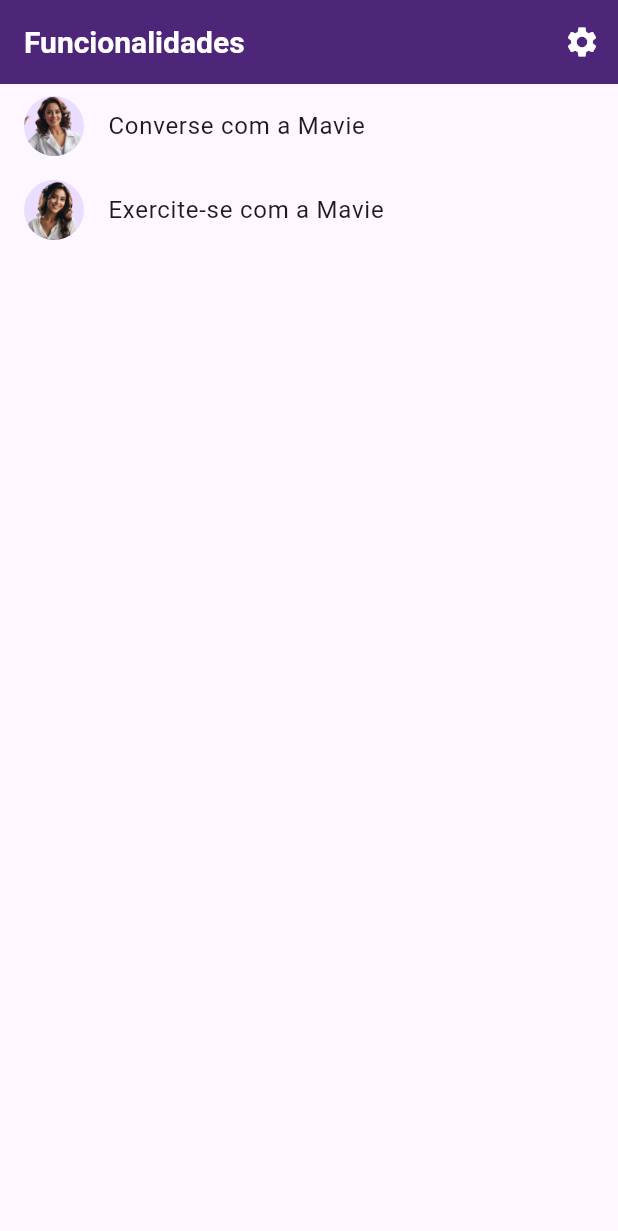
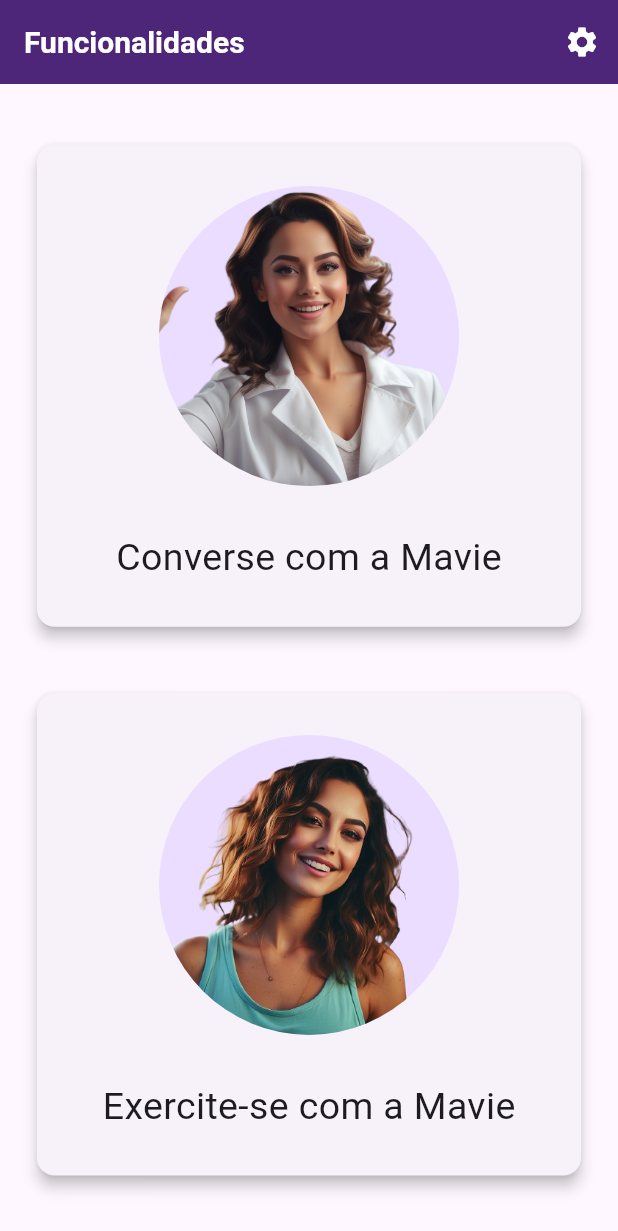
Before and after one commit to clairtonluz/Aplicativo-com-Chat-GPT., a Flutter app: the screen it shows after launch, on a phone screen of 412 x 824 dp. Shown: the top 1231 px of the screen. Run offline on Flutter 3.47's test engine with Material 3 defaults, Android fonts, the phone set to English and light mode, and no system bars; missing offline and left inert: dart_openai; generated files the repository leaves out were written again.

Commit message:
melhoria no layout

```diff
--- a/lib/src/features/feature_list_view.dart
+++ b/lib/src/features/feature_list_view.dart
@@ -1,5 +1,7 @@
 import 'package:flutter/material.dart';
+import 'package:mavie/src/colors.dart';
 import 'package:mavie/src/personal_virtual/personal_virtual_view.dart';
+import 'package:mavie/src/profile/profile_widget.dart';
 import 'package:mavie/src/psicologo_virtual/psicologo_virtual_view.dart';
 
 import '../settings/settings_view.dart';
@@ -38,38 +40,28 @@ class FeatureListView extends StatelessWidget {
           ),
         ],
       ),
-
-      // To work with lists that may contain a large number of items, it’s best
-      // to use the ListView.builder constructor.
-      //
-      // In contrast to the default ListView constructor, which requires
-      // building all Widgets up front, the ListView.builder constructor lazily
-      // builds Widgets as they’re scrolled into view.
-      body: ListView.builder(
-        // Providing a restorationId allows the ListView to restore the
-        // scroll position when a user leaves and returns to the app after it
-        // has been killed while running in the background.
-        restorationId: 'sampleItemListView',
-        itemCount: items.length,
-        itemBuilder: (BuildContext context, int index) {
-          final item = items[index];
-
-          return ListTile(
-              title: Text(item.name),
-              leading: CircleAvatar(
-                // Display the Flutter Logo image asset.
-                foregroundImage: AssetImage(item.imageUri),
-              ),
-              onTap: () {
-                // Navigate to the details page. If the user leaves and returns to
-                // the app after it has been killed while running in the
-                // background, the navigation stack is restored.
-                Navigator.restorablePushNamed(
-                  context,
-                  item.routeName,
-                );
-              });
-        },
+      body: Center(
+        child: Column(
+          mainAxisAlignment: MainAxisAlignment.spaceEvenly,
+          children: items
+              .map(
+                (e) => GestureDetector(
+                  onTap: () => {
+                    Navigator.restorablePushNamed(
+                      context,
+                      e.routeName,
+                    )
+                  },
+                  child: Expanded(
+                    child: ProfileWidget(
+                      imageUrl: e.imageUri,
+                      name: e.name,
+                    ),
+                  ),
+                ),
+              )
+              .toList(),
+        ),
       ),
     );
   }
--- /dev/null
+++ b/lib/src/profile/profile_widget.dart
@@ -0,0 +1,39 @@
+import 'package:flutter/material.dart';
+
+class ProfileWidget extends StatelessWidget {
+  final String imageUrl;
+  final String name;
+
+  const ProfileWidget({super.key, required this.imageUrl, required this.name});
+
+  @override
+  Widget build(BuildContext context) {
+    Size screenSize = MediaQuery.of(context).size;
+
+    return SizedBox(
+      width: screenSize.width * 0.9,
+      height: screenSize.height * 0.4,
+      child: Card(
+        elevation: 4,
+        child: Padding(
+          padding: const EdgeInsets.all(16.0),
+          child: Column(
+            mainAxisSize: MainAxisSize.min,
+            mainAxisAlignment: MainAxisAlignment.center,
+            children: <Widget>[
+              CircleAvatar(
+                backgroundImage: AssetImage(imageUrl),
+                radius: 100.0,
+              ),
+              const SizedBox(height: 30),
+              Text(
+                name,
+                style: const TextStyle(fontSize: 25),
+              ),
+            ],
+          ),
+        ),
+      ),
+    );
+  }
+}
```
Also changed, not shown: assets/images/mavie-personal.png.
